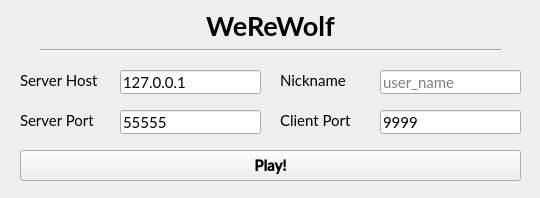
Qt form WeReWolf-Client/login.ui (feryandi/WeReWolf) before a commit.
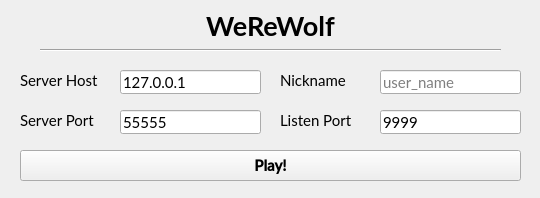
The same form after that commit.

Commit message: split server & client handler

Diff of the .ui file:
```diff
--- a/WeReWolf-Client/login.ui
+++ b/WeReWolf-Client/login.ui
@@ -241,7 +241,7 @@
      </font>
     </property>
     <property name="text">
-     <string>Client Port</string>
+     <string>Listen Port</string>
     </property>
    </widget>
    <widget class="QLineEdit" name="textClientPort">
```
The commit also changes 25 other files.
